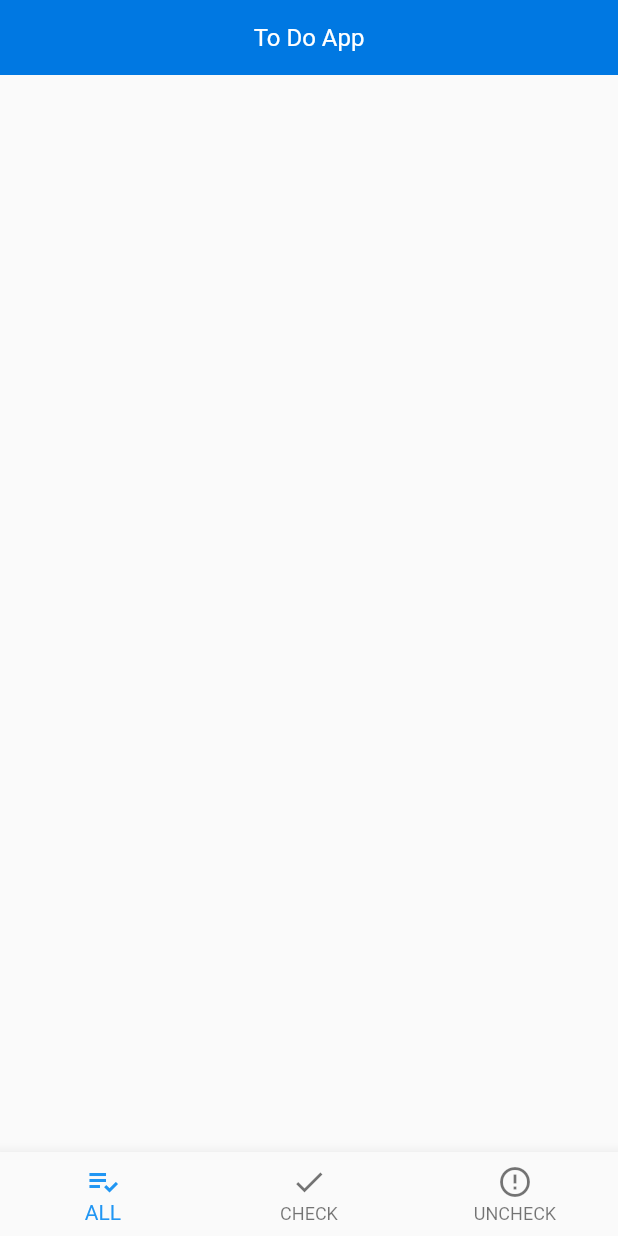
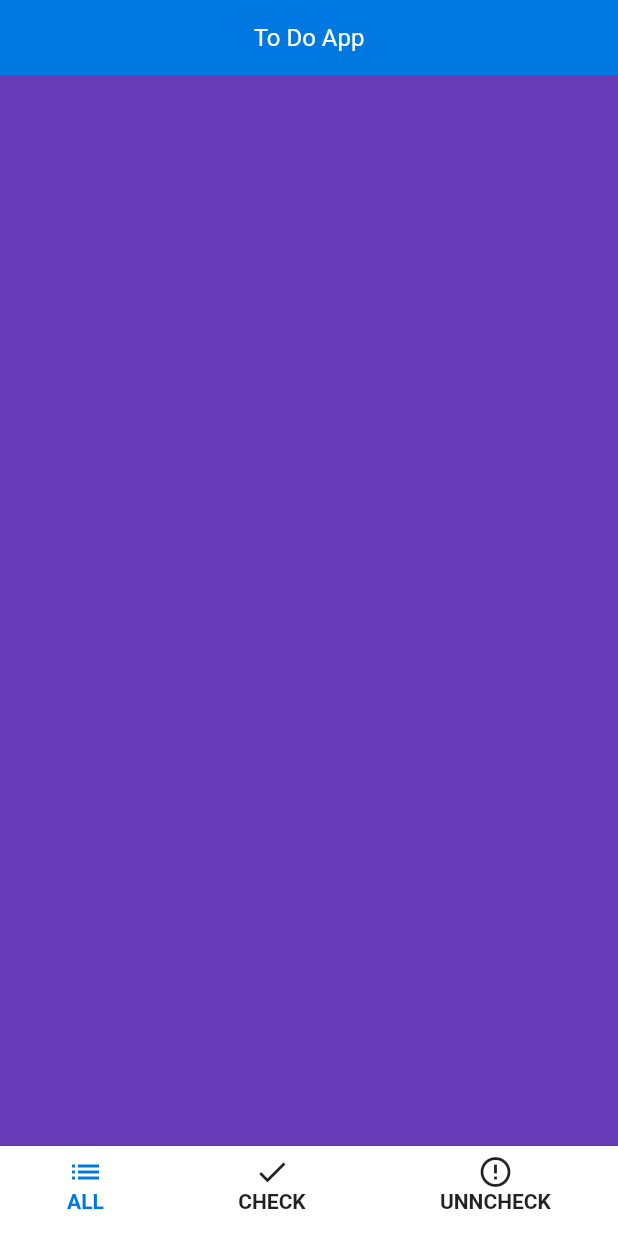
Before and after one commit to Jayden62/todo, a Flutter app: the screen it shows after launch, on a phone screen of 412 x 824 dp. Run offline on Flutter 3.47's test engine with Material 2 defaults, Android fonts, the phone set to English and light mode, and no system bars; our stand-ins replace splashscreen.

Commit message:
commit msg.

```diff
--- /dev/null
+++ b/flutter_todo/lib/all/AllScreen.dart
@@ -0,0 +1,15 @@
+import 'package:flutter/material.dart';
+
+class AllScreen extends StatefulWidget {
+  @override
+  State<StatefulWidget> createState() => AllState();
+}
+
+class AllState extends State<AllScreen> {
+  @override
+  Widget build(BuildContext context) {
+    return Container(
+      color: Colors.deepPurple,
+    );
+  }
+}
--- /dev/null
+++ b/flutter_todo/lib/check/CheckScreen.dart
@@ -0,0 +1,15 @@
+import 'package:flutter/material.dart';
+
+class CheckScreen extends StatefulWidget {
+  @override
+  State<StatefulWidget> createState() => CheckState();
+}
+
+class CheckState extends State<CheckScreen> {
+  @override
+  Widget build(BuildContext context) {
+    return Container(
+      color: Colors.green,
+    );
+  }
+}
--- a/flutter_todo/lib/home/HomeScreen.dart
+++ b/flutter_todo/lib/home/HomeScreen.dart
@@ -1,6 +1,12 @@
+import 'dart:async';
+
 import 'package:flutter/material.dart';
+import 'package:flutter_todo/all/AllScreen.dart';
+import 'package:flutter_todo/check/CheckScreen.dart';
+import 'package:flutter_todo/stateless/TabStateless.dart';
 import 'package:flutter_todo/stateless/TopStateless.dart';
 import 'package:flutter_todo/style/BaseStyle.dart';
+import 'package:flutter_todo/uncheck/UnCheckScreen.dart';
 
 class HomeScreen extends StatefulWidget {
   final String appName;
@@ -12,32 +18,33 @@ class HomeScreen extends StatefulWidget {
 }
 
 class HomeState extends State<HomeScreen> {
+  final PageController pageController = PageController();
+  final tabStream = StreamController<int>.broadcast();
+  int value;
+
+  @override
+  void initState() {
+    super.initState();
+
+    Future.delayed(Duration(milliseconds: 50), () {
+      tabStream.sink.add(0);
+    });
+  }
+
+  @override
+  void dispose() {
+    super.dispose();
+    pageController.dispose();
+    tabStream.close();
+  }
+
   @override
   Widget build(BuildContext context) {
     return Scaffold(
       appBar: initAppBar,
       body: initBody,
-      bottomNavigationBar: initBottomNavigationBar,
     );
   }
-
-  Widget get initBottomNavigationBar => BottomNavigationBar(
-        currentIndex: 0,
-        items: [
-          BottomNavigationBarItem(
-            icon: Icon(Icons.playlist_add_check),
-            title: Text('ALL'),
-          ),
-          BottomNavigationBarItem(
-            icon: Icon(Icons.check),
-            title: Text('CHECK'),
-          ),
-          BottomNavigationBarItem(
-            icon: Icon(Icons.error_outline),
-            title: Text('UNCHECK'),
-          )
-        ],
-      );
 
   Widget get initBody => WillPopScope(
         /// WillPopScope will be unable Back Button on Android
@@ -48,14 +55,158 @@ class HomeState extends State<HomeScreen> {
           children: <Widget>[
             initTop,
             initPages,
+            initBottom,
           ],
         )),
       );
 
   Widget get initTop => TopStateless(title: widget.appName);
 
-  Widget get initPages => Expanded(
-        child: PageView(),
+  Widget get initPages {
+    List<Widget> widgets = [
+      AllScreen(),
+      CheckScreen(),
+      UnCheckScreen(),
+    ];
+    return Expanded(
+        child: PageView(
+      onPageChanged: (value) {
+        switch (value) {
+//        case 0:
+//          tabStream.sink.add(true);
+//          break;
+//        case 1:
+//          tabStream.sink.add(false);
+//
+//          break;
+        }
+      },
+      controller: pageController,
+      children: widgets,
+    ));
+  }
+
+  Widget get initBottom => Container(
+        height: height60,
+        decoration: swapDecoration,
+        child: Row(
+          mainAxisAlignment: MainAxisAlignment.spaceAround,
+          children: <Widget>[
+            /// All
+            StreamBuilder(
+              stream: tabStream.stream,
+              builder: (context, snapshot) {
+                if (snapshot.data != null && snapshot.hasData) {
+                  value = snapshot.data;
+                } else {
+                  value = -1;
+                }
+
+                return value == 0
+                    ? TabStateless(
+                        Text(
+                          'ALL',
+                          style: TextStyle(
+                              color: tabColor, fontWeight: FontWeight.bold),
+                        ),
+                        icon: Icon(
+                          Icons.list,
+                          color: tabColor,
+                        ),
+                        onTap: () {
+                          tabStream.sink.add(0);
+                        },
+                      )
+                    : TabStateless(
+                        Text(
+                          'ALL',
+                          style: TextStyle(fontWeight: FontWeight.bold),
+                        ),
+                        icon: Icon(Icons.list),
+                        onTap: () {
+                          tabStream.sink.add(0);
+                        },
+                      );
+              },
+            ),
+
+            /// Check
+            StreamBuilder(
+              stream: tabStream.stream,
+              builder: (context, snapshot) {
+                if (snapshot.data != null && snapshot.hasData) {
+                  value = snapshot.data;
+                } else {
+                  value = -1;
+                }
+
+                return value == 1
+                    ? TabStateless(
+                        Text(
+                          'CHECK',
+                          style: TextStyle(
+                              color: tabColor, fontWeight: FontWeight.bold),
+                        ),
+                        icon: Icon(
+                          Icons.check,
+                          color: tabColor,
+                        ),
+                        onTap: () {
+                          tabStream.sink.add(1);
+                        },
+                      )
+                    : TabStateless(
+                        Text(
+                          'CHECK',
+                          style: TextStyle(fontWeight: FontWeight.bold),
+                        ),
+                        icon: Icon(Icons.check),
+                        onTap: () {
+                          tabStream.sink.add(1);
+                        },
+                      );
+              },
+            ),
+
+            /// Uncheck
+            StreamBuilder(
+              stream: tabStream.stream,
+              builder: (context, snapshot) {
+                if (snapshot.data != null && snapshot.hasData) {
+                  value = snapshot.data;
+                } else {
+                  value = -1;
+                }
+
+                return value == 2
+                    ? TabStateless(
+                        Text(
+                          'UNNCHECK',
+                          style: TextStyle(
+                              color: tabColor, fontWeight: FontWeight.bold),
+                        ),
+                        icon: Icon(
+                          Icons.error_outline,
+                          color: tabColor,
+                        ),
+                        onTap: () {
+                          tabStream.sink.add(2);
+                        },
+                      )
+                    : TabStateless(
+                        Text(
+                          'UNNCHECK',
+                          style: TextStyle(fontWeight: FontWeight.bold),
+                        ),
+                        icon: Icon(Icons.error_outline),
+                        onTap: () {
+                          tabStream.sink.add(2);
+                        },
+                      );
+              },
+            ),
+          ],
+        ),
       );
 
   PreferredSize get initAppBar {
--- /dev/null
+++ b/flutter_todo/lib/stateless/TabStateless.dart
@@ -0,0 +1,29 @@
+import 'package:flutter/material.dart';
+import 'package:flutter_todo/style/BaseStyle.dart';
+
+class TabStateless extends StatelessWidget {
+  final Function onTap;
+  final Widget icon;
+  final Widget text;
+
+  TabStateless(this.text, {this.icon, this.onTap});
+
+  @override
+  Widget build(BuildContext context) {
+    return InkWell(
+      onTap: () => onTap(),
+      highlightColor: whiteColor,
+      child: Container(
+        child: Column(
+          children: <Widget>[
+            Container(
+              margin: EdgeInsets.only(top: margin5),
+              child: icon,
+            ),
+            text,
+          ],
+        ),
+      ),
+    );
+  }
+}
--- a/flutter_todo/lib/style/BaseStyle.dart
+++ b/flutter_todo/lib/style/BaseStyle.dart
@@ -1,9 +1,20 @@
 import 'package:flutter/material.dart';
 
 var height0 = 0.0;
+var height60 = 60.0;
 var elevation0 = 0.0;
 var topHeight = 50.0;
 var topBgColor = Color.fromARGB(255, 0, 120, 226);
 var whiteColor = Colors.white;
 var font16 = 16.0;
 var margin10 = 10.0;
+var margin5 = 5.0;
+var tabColor = Color.fromARGB(255, 0, 120, 226);
+
+BoxDecoration swapDecoration =
+BoxDecoration(color: Colors.white, boxShadow: [swapButtonBoxShadow]);
+BoxShadow swapButtonBoxShadow = BoxShadow(
+  color: Colors.black,
+  offset: Offset(0.0, 5.0),
+  blurRadius: 5.0,
+);
--- /dev/null
+++ b/flutter_todo/lib/uncheck/UnCheckScreen.dart
@@ -0,0 +1,15 @@
+import 'package:flutter/material.dart';
+
+class UnCheckScreen extends StatefulWidget {
+  @override
+  State<StatefulWidget> createState() => UncheckState();
+}
+
+class UncheckState extends State<UnCheckScreen> {
+  @override
+  Widget build(BuildContext context) {
+    return Container(
+      color: Colors.pinkAccent,
+    );
+  }
+}
```
